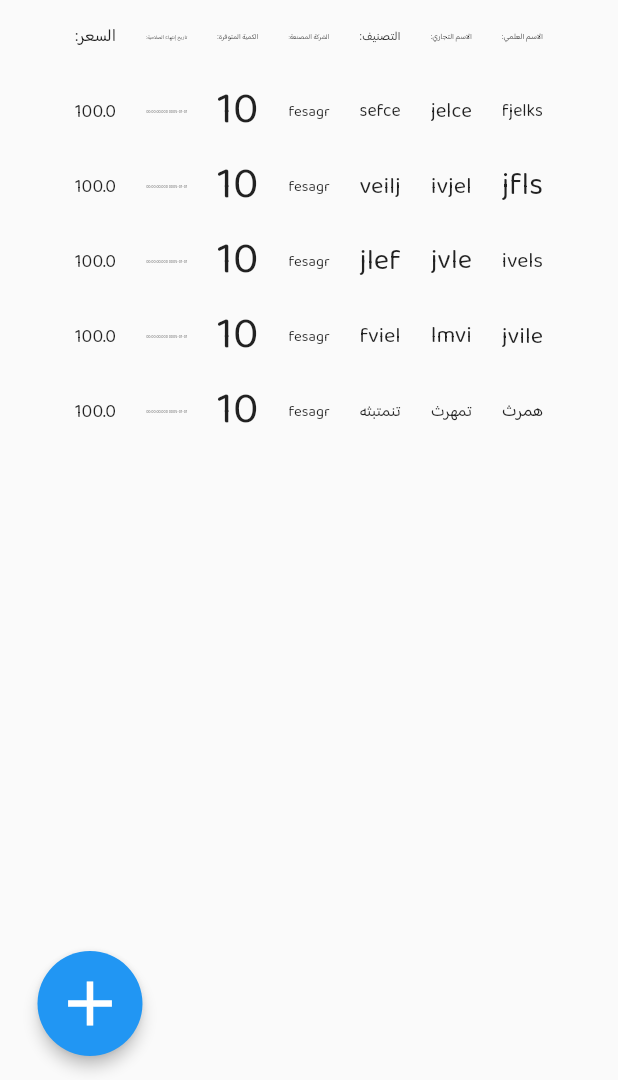
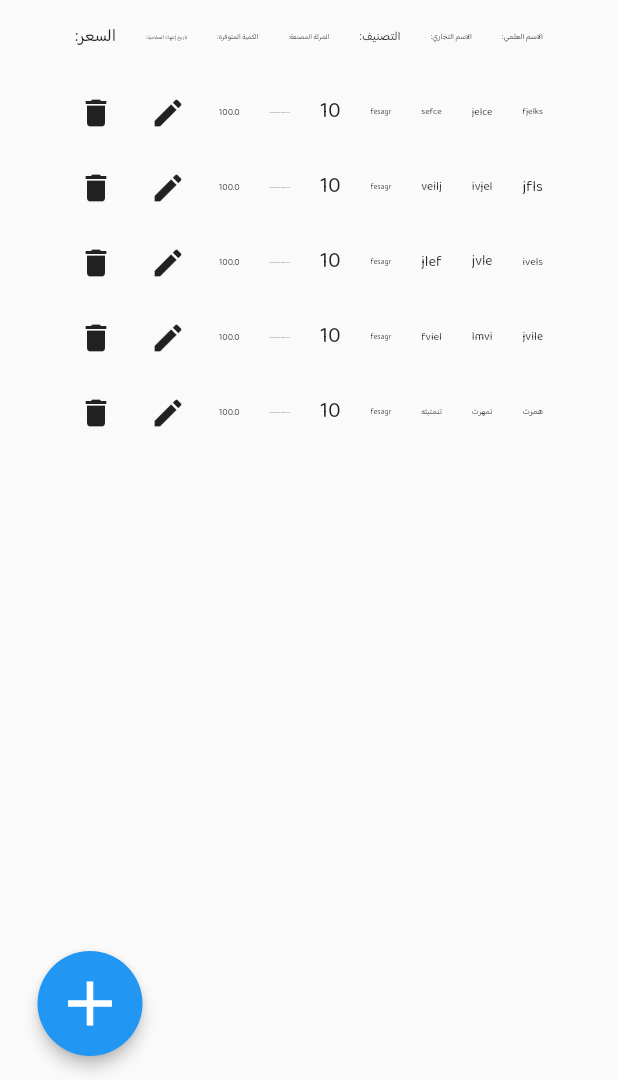
Before and after one commit to MohammedHashemBdier/Pharmacy-Plus, a Flutter app: the MedicinesTablePage screen opened directly, on a phone screen of 412 x 824 dp, the part 156-1236 px from its top. Run offline on Flutter 3.47's test engine with Material 2 defaults, Android fonts, the phone set to English and light mode, and no system bars; our stand-ins replace get.

Commit message:
edit medicines table

```diff
--- a/lib/main.dart
+++ b/lib/main.dart
@@ -2,6 +2,7 @@ import 'package:flutter/material.dart';
 import 'package:get/get.dart';
 import 'package:pharmacy_plus/lang/app_translation.dart';
 import 'package:pharmacy_plus/views/pages/login_page.dart';
+import 'package:pharmacy_plus/views/pages/medicines_table_page.dart';
 
 void main() {
   runApp(const PharmacyPlus());
@@ -13,7 +14,7 @@ class PharmacyPlus extends StatelessWidget {
   @override
   Widget build(BuildContext context) {
     return GetMaterialApp(
-      home: const LoginPage(),
+      home: MedicinesTablePage(),
       title: 'فارماسي بلس'.tr,
       debugShowCheckedModeBanner: false,
       translations: AppTranslation(),
--- a/lib/views/widgets/medicines_table.dart
+++ b/lib/views/widgets/medicines_table.dart
@@ -22,9 +22,7 @@ class MedicinesTable extends StatelessWidget {
           ],
         ),
         ...controller.filteredMedicines
-            .map((medicine) => InkWell(
-                  onTap: () {},
-                  child: Row(
+            .map((medicine) => Row(
                   children: [
                     MyCell(medicine.scientificName!),
                     MyCell(medicine.commercialName!),
@@ -33,62 +31,18 @@ class MedicinesTable extends StatelessWidget {
                     MyCell(medicine.quantity!.toString()),
                     MyCell(medicine.expiryDate!.toString()),
                     MyCell(medicine.price!.toString()),
+                    IconButton(
+                      onPressed: () {},
+                      icon: const Icon(Icons.edit),
+                    ),
+                    IconButton(
+                      onPressed: () {},
+                      icon: const Icon(Icons.delete),
+                    ),
                   ],
-                  ),
                 ))
             .toList(),
       ]),
-      // DataTable(
-      //   columnSpacing: 0,
-      //   columns: [
-      //     DataColumn(
-      //       label: Expanded(
-      //         child: MyCell('the scientific name'.tr),
-      //       ),
-      //     ),
-      //     DataColumn(
-      //       label: Expanded(
-      //         child: MyCell('trade name'.tr),
-      //       ),
-      //     ),
-      //     DataColumn(
-      //       label: Expanded(
-      //         child: MyCell('category'.tr),
-      //       ),
-      //     ),
-      //     DataColumn(
-      //       label: Expanded(
-      //         child: MyCell('the manufacture company'.tr),
-      //       ),
-      //     ),
-      //     DataColumn(
-      //       label: Expanded(
-      //         child: MyCell('quantity'.tr),
-      //       ),
-      //     ),
-      //     DataColumn(
-      //       label: Expanded(
-      //         child: MyCell('expiration date'.tr),
-      //       ),
-      //     ),
-      //     DataColumn(
-      //       label: Expanded(
-      //         child: MyCell('the price'.tr),
-      //       ),
-      //     ),
-      //   ],
-      //   rows: controller.filteredMedicines
-      //       .map((medicine) => DataRow(cells: [
-      //             DataCell(MyCell(medicine.scientificName!)),
-      //             DataCell(MyCell(medicine.commercialName!)),
-      //             DataCell(MyCell(medicine.category!)),
-      //             DataCell(MyCell(medicine.manufacturer!)),
-      //             DataCell(MyCell(medicine.quantity!.toString())),
-      //             DataCell(MyCell(medicine.expiryDate!.toString())),
-      //             DataCell(MyCell(medicine.price!.toString())),
-      //           ]))
-      //       .toList(),
-      // ),
     );
   }
 }
```
Lines whose indentation alone changed are shown as unchanged.
